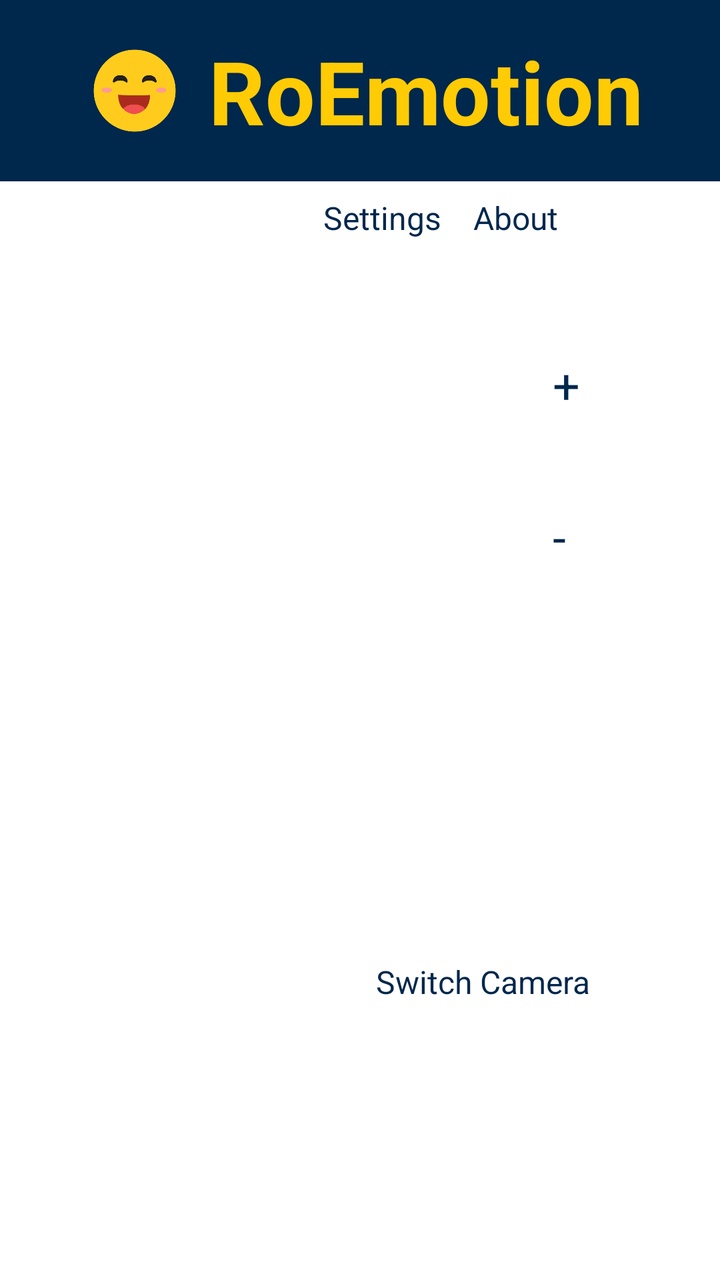
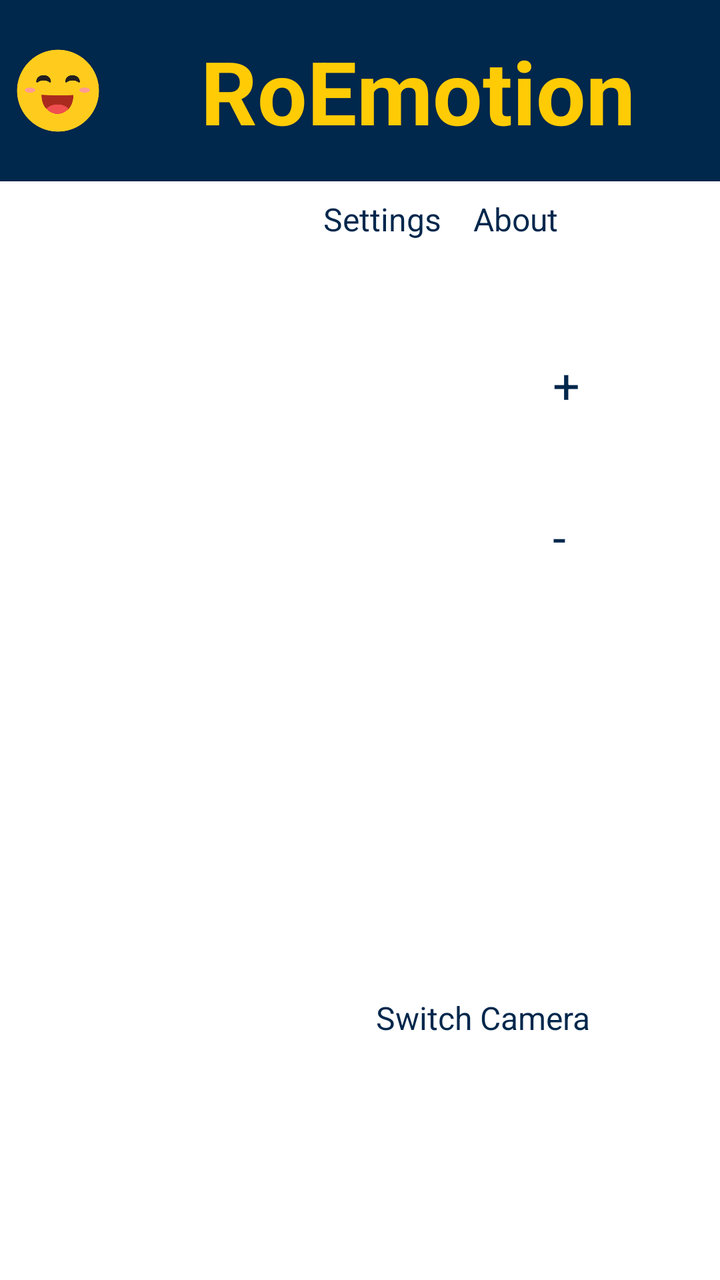

Before-and-after screenshots of an Android layout around one commit, followed by the original layout XML and the change that was made.
<!-- AndroidManifest.xml: activity theme Theme.App.Starting -->
<!-- res/layout/activity_main.xml -->
<?xml version="1.0" encoding="utf-8"?>
<FrameLayout xmlns:android="http://schemas.android.com/apk/res/android"
    xmlns:app="http://schemas.android.com/apk/res-auto"
    xmlns:tools="http://schemas.android.com/tools"
    android:id="@+id/preview_frame"
    android:layout_width="match_parent"
    android:layout_height="match_parent"
    tools:context=".MainActivity">

    
    <TextureView
        android:id="@+id/viewFinder"
        android:layout_width="match_parent"
        android:layout_height="match_parent" />

    

    
    <ImageView
        android:id="@+id/processedFrameView"
        android:layout_width="match_parent"
        android:layout_height="match_parent"
        android:alpha="0.8"
        android:scaleType="centerCrop"
        android:visibility="visible" />

    <LinearLayout
        android:id="@+id/title_container"
        android:layout_width="match_parent"
        android:layout_height="wrap_content"
        android:orientation="horizontal"
        android:gravity="center"
        android:background="@color/darkBlue"
        android:paddingTop="16dp"
        android:paddingBottom="16dp"
        android:elevation="4dp">

        
        <ImageButton
            android:id="@+id/iconImageButton"
            android:layout_width="58dp"
            android:layout_height="58dp"
            android:background="@android:color/transparent"
            android:src="@drawable/xemotion_logo"
            android:scaleType="fitCenter"
            android:adjustViewBounds="true"
            android:contentDescription="@string/switch_camera" />

        
        <TextView
            android:id="@+id/titleText"
            android:layout_width="wrap_content"
            android:layout_height="wrap_content"
            android:text="RoEmotion"
            android:textSize="44sp"
            android:textColor="@color/yellow"
            android:textStyle="bold"
            android:gravity="center"
            android:paddingStart="8dp" />
    </LinearLayout>

    
    <LinearLayout
        android:id="@+id/top_controls_container"
        android:layout_width="match_parent"
        android:layout_height="wrap_content"
        android:orientation="horizontal"
        android:gravity="center"
        android:layout_gravity="top|center_horizontal"
        android:layout_marginTop="90dp">

        
        <LinearLayout
            android:id="@+id/settings_about_container"
            android:layout_width="wrap_content"
            android:layout_height="wrap_content"
            android:orientation="horizontal"
            android:gravity="center">

            
            <Button
                android:id="@+id/arModeButton"
                android:layout_width="wrap_content"
                android:layout_height="wrap_content"
                android:text="AR Mode"
                android:textSize="16sp"
                android:layout_margin="8dp"
                android:backgroundTint="@color/green"
                android:textColor="@android:color/white"
                android:elevation="2dp" />


            
            <Button
                android:id="@+id/settingsButton"
                android:layout_width="wrap_content"
                android:layout_height="wrap_content"
                android:text="Settings"
                android:textSize="16sp"
                android:layout_margin="8dp"
                android:backgroundTint="@color/yellow"
                android:textColor="@color/darkBlue"
                android:elevation="2dp" />

            
            <Button
                android:id="@+id/aboutButton"
                android:layout_width="wrap_content"
                android:layout_height="wrap_content"
                android:text="About"
                android:textSize="16sp"
                android:layout_margin="8dp"
                android:layout_marginEnd="16dp"
                android:backgroundTint="@color/yellow"
                android:textColor="@color/darkBlue"
                android:elevation="2dp" />
        </LinearLayout>
    </LinearLayout>

    
    <LinearLayout
        android:id="@+id/zoom_button_container"
        android:layout_width="75dp"
        android:layout_height="wrap_content"
        android:layout_gravity="end|center_vertical"
        android:layout_marginEnd="16dp"
        android:gravity="center"
        android:orientation="vertical">

        
        <Button
            android:id="@+id/zoomInButton"
            android:layout_width="60dp"
            android:layout_height="60dp"
            android:layout_marginBottom="16dp"
            android:backgroundTint="@color/yellow"
            android:elevation="2dp"
            android:text="+"
            android:textColor="@color/darkBlue"
            android:textSize="24sp" />

        
        <Button
            android:id="@+id/zoomOutButton"
            android:layout_width="60dp"
            android:layout_height="60dp"
            android:layout_marginBottom="16dp"
            android:backgroundTint="@color/yellow"
            android:elevation="2dp"
            android:text="-"
            android:textColor="@color/darkBlue"
            android:textSize="24sp" />

        
        <Button
            android:id="@+id/clearPredictionButton"
            android:layout_width="60dp"
            android:layout_height="60dp"
            android:layout_marginBottom="16dp"
            android:backgroundTint="@color/red"
            android:elevation="2dp"
            android:text="C"
            android:textColor="@android:color/white"
            android:textSize="24sp" />

        
        <Button
            android:id="@+id/localInferenceButton"
            android:layout_width="60dp"
            android:layout_height="60dp"
            android:backgroundTint="@android:color/holo_blue_light"
            android:elevation="2dp"
            android:text="Z"
            android:textColor="@android:color/white"
            android:textSize="24sp" />

    </LinearLayout>

    
    <LinearLayout
        android:id="@+id/button_container"
        android:layout_width="wrap_content"
        android:layout_height="wrap_content"
        android:orientation="horizontal"
        android:gravity="center"
        android:layout_gravity="center_horizontal|bottom"
        android:layout_marginBottom="50dp">

        
        <Button
            android:id="@+id/startProcessingButton"
            android:layout_width="110dp"
            android:layout_height="110dp"
            android:backgroundTint="@color/blue"
            android:elevation="2dp"
            android:text="Start Tracking"
            android:textColor="@android:color/white"
            android:layout_marginEnd="16dp" />

        
        <Button
            android:id="@+id/switchCameraButton"
            android:layout_width="110dp"
            android:layout_height="110dp"
            android:text="Switch Camera"
            android:textColor="@color/darkBlue"
            android:textSize="16sp"
            android:backgroundTint="@color/yellow"
            android:elevation="2dp" />
    </LinearLayout>

</FrameLayout>
<!-- resources referenced by this layout -->
<resources>
  <color name="blue">#0080FF</color>
  <color name="darkBlue">#00274C</color>
  <color name="green">#006600</color>
  <color name="red">#FFFF0000</color>
  <color name="yellow">#FFCB05</color>
  <!-- drawable xemotion_logo: png bitmap (drawable, 14912 bytes) -->
  <string name="switch_camera">Switch Camera</string>
  <style name="Theme.App.Starting" parent="Theme.SplashScreen">
          <item name="windowSplashScreenBackground">@color/darkBlue</item>
          <item name="windowSplashScreenAnimatedIcon">@drawable/xemotion_logo</item>
          <item name="windowSplashScreenAnimationDuration">200</item>
          <item name="postSplashScreenTheme">@style/Theme.Xemotion</item>
      </style>
  <style name="Theme.Xemotion" parent="Base.Theme.Xemotion" />
  <style name="Base.Theme.Xemotion" parent="Theme.Material3.DayNight.NoActionBar">
          
          <item name="colorPrimary">@color/darkBlue</item>
      </style>
</resources>

<!-- the commit's change to res/layout/activity_main.xml (unified diff, before → after) -->
@@ -1,5 +1,5 @@
 <?xml version="1.0" encoding="utf-8"?>
-<FrameLayout xmlns:android="http://schemas.android.com/apk/res/android"
+<androidx.constraintlayout.widget.ConstraintLayout xmlns:android="http://schemas.android.com/apk/res/android"
     xmlns:app="http://schemas.android.com/apk/res-auto"
     xmlns:tools="http://schemas.android.com/tools"
     android:id="@+id/preview_frame"
@@ -10,8 +10,12 @@
     
     <TextureView
         android:id="@+id/viewFinder"
-        android:layout_width="match_parent"
-        android:layout_height="match_parent" />
+        android:layout_width="0dp"
+        android:layout_height="0dp"
+        app:layout_constraintBottom_toBottomOf="parent"
+        app:layout_constraintEnd_toEndOf="parent"
+        app:layout_constraintStart_toStartOf="parent"
+        app:layout_constraintTop_toTopOf="parent" />
 
     
 
@@ -21,8 +25,13 @@
         android:layout_width="match_parent"
         android:layout_height="match_parent"
         android:alpha="0.8"
+        android:importantForAccessibility="no"
         android:scaleType="centerCrop"
-        android:visibility="visible" />
+        android:visibility="gone"
+        app:layout_constraintBottom_toBottomOf="parent"
+        app:layout_constraintEnd_toEndOf="parent"
+        app:layout_constraintStart_toStartOf="parent"
+        app:layout_constraintTop_toTopOf="parent" />
 
     <LinearLayout
         android:id="@+id/title_container"
@@ -33,7 +42,10 @@
         android:background="@color/darkBlue"
         android:paddingTop="16dp"
         android:paddingBottom="16dp"
-        android:elevation="4dp">
+        android:elevation="4dp"
+        app:layout_constraintEnd_toEndOf="parent"
+        app:layout_constraintStart_toStartOf="parent"
+        app:layout_constraintTop_toTopOf="parent">
 
         
         <ImageButton
@@ -44,36 +56,45 @@
             android:src="@drawable/xemotion_logo"
             android:scaleType="fitCenter"
             android:adjustViewBounds="true"
-            android:contentDescription="@string/switch_camera" />
+            android:contentDescription="@string/app_name" />
 
         
         <TextView
             android:id="@+id/titleText"
-            android:layout_width="wrap_content"
+            android:layout_width="0dp"
             android:layout_height="wrap_content"
-            android:text="RoEmotion"
+            android:layout_weight="1"
+            android:text="@string/app_name"
             android:textSize="44sp"
             android:textColor="@color/yellow"
             android:textStyle="bold"
             android:gravity="center"
-            android:paddingStart="8dp" />
+            android:maxLines="1"
+            android:paddingStart="8dp"
+            android:paddingEnd="8dp"
+            android:autoSizeTextType="uniform"
+            android:autoSizeMinTextSize="24sp"
+            android:autoSizeMaxTextSize="44sp"
+            android:autoSizeStepGranularity="2sp" />
     </LinearLayout>
 
     
-    <LinearLayout
+    <HorizontalScrollView
         android:id="@+id/top_controls_container"
         android:layout_width="match_parent"
         android:layout_height="wrap_content"
-        android:orientation="horizontal"
-        android:gravity="center"
-        android:layout_gravity="top|center_horizontal"
-        android:layout_marginTop="90dp">
+        android:fillViewport="true"
+        android:scrollbars="none"
+        app:layout_constraintEnd_toEndOf="parent"
+        app:layout_constraintStart_toStartOf="parent"
+        app:layout_constraintTop_toBottomOf="@id/title_container">
 
         
         <LinearLayout
             android:id="@+id/settings_about_container"
             android:layout_width="wrap_content"
             android:layout_height="wrap_content"
+            android:layout_gravity="center"
             android:orientation="horizontal"
             android:gravity="center">
 
@@ -115,17 +136,19 @@
                 android:textColor="@color/darkBlue"
                 android:elevation="2dp" />
         </LinearLayout>
-    </LinearLayout>
+    </HorizontalScrollView>
 
     
     <LinearLayout
         android:id="@+id/zoom_button_container"
         android:layout_width="75dp"
         android:layout_height="wrap_content"
-        android:layout_gravity="end|center_vertical"
         android:layout_marginEnd="16dp"
         android:gravity="center"
-        android:orientation="vertical">
+        android:orientation="vertical"
+        app:layout_constraintBottom_toBottomOf="parent"
+        app:layout_constraintEnd_toEndOf="parent"
+        app:layout_constraintTop_toTopOf="parent">
 
         
         <Button
@@ -170,11 +193,31 @@
             android:layout_height="60dp"
             android:backgroundTint="@android:color/holo_blue_light"
             android:elevation="2dp"
-            android:text="Z"
+            android:text="I"
+            android:contentDescription="@string/local_inference"
             android:textColor="@android:color/white"
             android:textSize="24sp" />
 
     </LinearLayout>
+
+    <TextView
+        android:id="@+id/countdownText"
+        android:layout_width="match_parent"
+        android:layout_height="match_parent"
+        android:background="#66000000"
+        android:clickable="false"
+        android:contentDescription="@string/start_countdown"
+        android:focusable="false"
+        android:gravity="center"
+        android:importantForAccessibility="yes"
+        android:textColor="@color/yellow"
+        android:textSize="120sp"
+        android:textStyle="bold"
+        android:visibility="gone"
+        app:layout_constraintBottom_toBottomOf="parent"
+        app:layout_constraintEnd_toEndOf="parent"
+        app:layout_constraintStart_toStartOf="parent"
+        app:layout_constraintTop_toTopOf="parent" />
 
     
     <LinearLayout
@@ -183,8 +226,10 @@
         android:layout_height="wrap_content"
         android:orientation="horizontal"
         android:gravity="center"
-        android:layout_gravity="center_horizontal|bottom"
-        android:layout_marginBottom="50dp">
+        android:layout_marginBottom="32dp"
+        app:layout_constraintBottom_toBottomOf="parent"
+        app:layout_constraintEnd_toEndOf="parent"
+        app:layout_constraintStart_toStartOf="parent">
 
         
         <Button
@@ -193,7 +238,8 @@
             android:layout_height="110dp"
             android:backgroundTint="@color/blue"
             android:elevation="2dp"
-            android:text="Start Tracking"
+            android:text="@string/start_processing"
+            android:textSize="14sp"
             android:textColor="@android:color/white"
             android:layout_marginEnd="16dp" />
 
@@ -202,11 +248,11 @@
             android:id="@+id/switchCameraButton"
             android:layout_width="110dp"
             android:layout_height="110dp"
-            android:text="Switch Camera"
+            android:text="@string/switch_camera"
             android:textColor="@color/darkBlue"
             android:textSize="16sp"
             android:backgroundTint="@color/yellow"
             android:elevation="2dp" />
     </LinearLayout>
 
-</FrameLayout>
+</androidx.constraintlayout.widget.ConstraintLayout>
<!-- resource entries referenced after the edit -->
@@ -6,6 +6,10 @@
   <color name="red">#FFFF0000</color>
   <color name="yellow">#FFCB05</color>
   <!-- drawable xemotion_logo: png bitmap (drawable, 14912 bytes) -->
+  <string name="app_name">RoEmotion</string>
+  <string name="local_inference">Dataset inference</string>
+  <string name="start_countdown">Starting countdown</string>
+  <string name="start_processing">Start</string>
   <string name="switch_camera">Switch Camera</string>
   <style name="Theme.App.Starting" parent="Theme.SplashScreen">
           <item name="windowSplashScreenBackground">@color/darkBlue</item>
